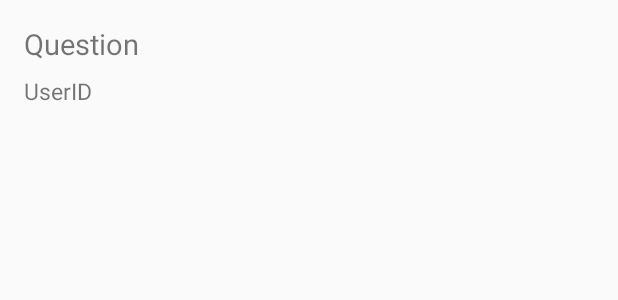
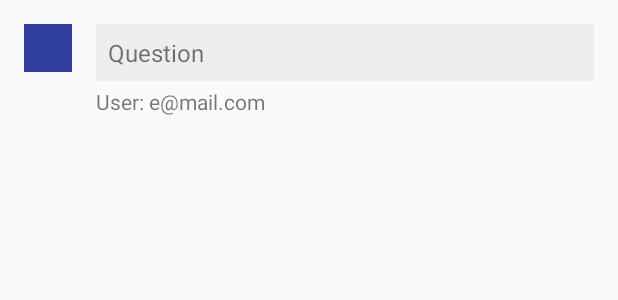
Before and after one commit to hamayun96/CS2001-Team-7, an Android app: the layout question_view.xml on its own in the app's theme, with its tools: preview values and no code run, on a phone screen of 412 x 824 dp. Shown: the top 300 px of the screen. Run offline under Robolectric (Android 15) with nearby library versions, the phone set to English and light mode, and no system bars.

Commit message:
Allow user to ask question
Created AddQuestion activity and layout. User can now ask questions
which are saved to the database.

```diff
--- a/Tunel/app/src/main/AndroidManifest.xml
+++ b/Tunel/app/src/main/AndroidManifest.xml
@@ -45,8 +45,12 @@
             android:name=".activity.UserProfileActivity"
             android:theme="@style/Theme.AppCompat.Light.NoActionBar" />
         <activity android:name=".activity.ResetPassActivity" />
-        <activity android:name=".activity.QuestionAnswersActivity"
+        <activity
+            android:name=".activity.QuestionAnswersActivity"
             android:theme="@style/Theme.AppCompat.Light.NoActionBar" />
+        <activity
+            android:name=".activity.AskQuestionActivity"
+            android:label="@string/title_activity_ask_question"></activity>
     </application>
 
 </manifest>
--- a/Tunel/app/src/main/java/uk/ac/brunel/tunel/activity/QuestionAnswersActivity.java
+++ b/Tunel/app/src/main/java/uk/ac/brunel/tunel/activity/QuestionAnswersActivity.java
@@ -1,4 +1,3 @@
-
 package uk.ac.brunel.tunel.activity;
 
 /**
@@ -45,7 +44,7 @@ public class QuestionAnswersActivity extends AppCompatActivity {
         fab.setOnClickListener(new View.OnClickListener() {
             @Override
             public void onClick(View v) {
-                new Intent(QuestionAnswersActivity.this, QuestionAnswersActivity.class); // todo newQUESTIONS
+                startActivity(new Intent(QuestionAnswersActivity.this, AskQuestionActivity.class));
             }
         });
 
--- a/Tunel/app/src/main/res/layout/question_view.xml
+++ b/Tunel/app/src/main/res/layout/question_view.xml
@@ -3,23 +3,37 @@
     android:layout_width="match_parent"
     android:layout_height="wrap_content"
     android:background="?selectableItemBackground"
-    android:orientation="vertical"
+    android:orientation="horizontal"
     android:padding="16dp">
+
+    <ImageView
+        android:layout_width="32dp"
+        android:layout_height="32dp"
+        android:background="@color/colorPrimaryDark" />
+
+    <LinearLayout
+        android:layout_width="match_parent"
+        android:layout_height="wrap_content"
+        android:layout_marginLeft="16dp"
+        android:orientation="vertical">
 
         <TextView
             android:id="@+id/text_question"
-        android:layout_width="wrap_content"
+            android:layout_width="match_parent"
+            android:padding="8dp"
+            android:background="@color/lightGrey"
             android:layout_height="wrap_content"
-        android:layout_marginBottom="8dp"
+            android:layout_marginBottom="4dp"
             android:text="Question"
-        android:textSize="19sp" />
+            android:textSize="16sp" />
 
         <TextView
             android:id="@+id/text_user_id"
             android:layout_width="wrap_content"
             android:layout_height="wrap_content"
-        android:text="UserID"
-        android:textSize="15sp" />
-
+            android:text="User: e@mail.com"
+            android:textSize="14sp" />
 
     </LinearLayout>
+
+</LinearLayout>
--- a/Tunel/app/src/main/res/values/colors.xml
+++ b/Tunel/app/src/main/res/values/colors.xml
@@ -10,4 +10,5 @@
     <color name="colorPrimary">#3F51B5</color>
     <color name="colorPrimaryDark">#303F9F</color>
     <color name="colorAccent">#FF4081</color>
+    <color name="lightGrey">#eee</color>
 </resources>
--- a/Tunel/app/src/main/res/values/strings.xml
+++ b/Tunel/app/src/main/res/values/strings.xml
@@ -26,6 +26,7 @@
     <string name="save_information">Save Information</string>
     <string name="welcome_to_tun_l">Welcome to Tunél</string>
     <string name="questions_answers_title">Questions and Answers</string>
+    <string name="ask_question">Ask a question</string>
 
 
     <string-array name="course">
@@ -54,6 +55,7 @@
         <item>PAL</item>
         <item>None</item>
     </string-array>
+    <string name="title_activity_ask_question">AskQuestionActivity</string>
 
 
 </resources>
```
Also changed, not shown: Tunel/app/src/main/java/uk/ac/brunel/tunel/activity/AskQuestionActivity.java (added, +56 -0 lines), Tunel/app/src/main/java/uk/ac/brunel/tunel/activity/Question.java (+5 -3 lines), Tunel/app/src/main/java/uk/ac/brunel/tunel/activity/QuestionListAdapter.java (+10 -1 lines), Tunel/app/src/main/res/layout/activity_ask_question.xml (added, +59 -0 lines). Lines whose indentation alone changed are shown as unchanged.
